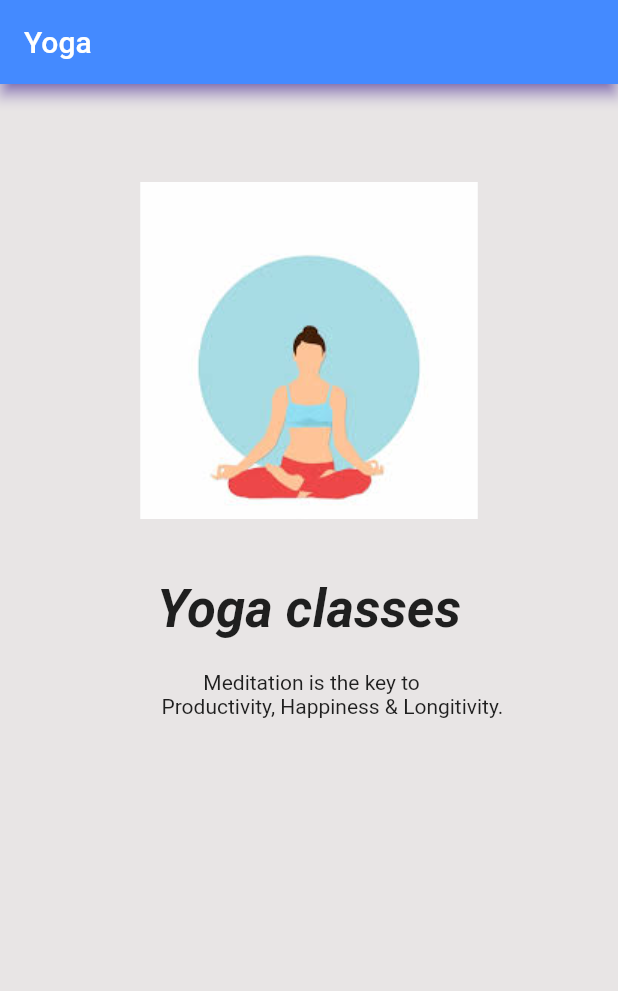
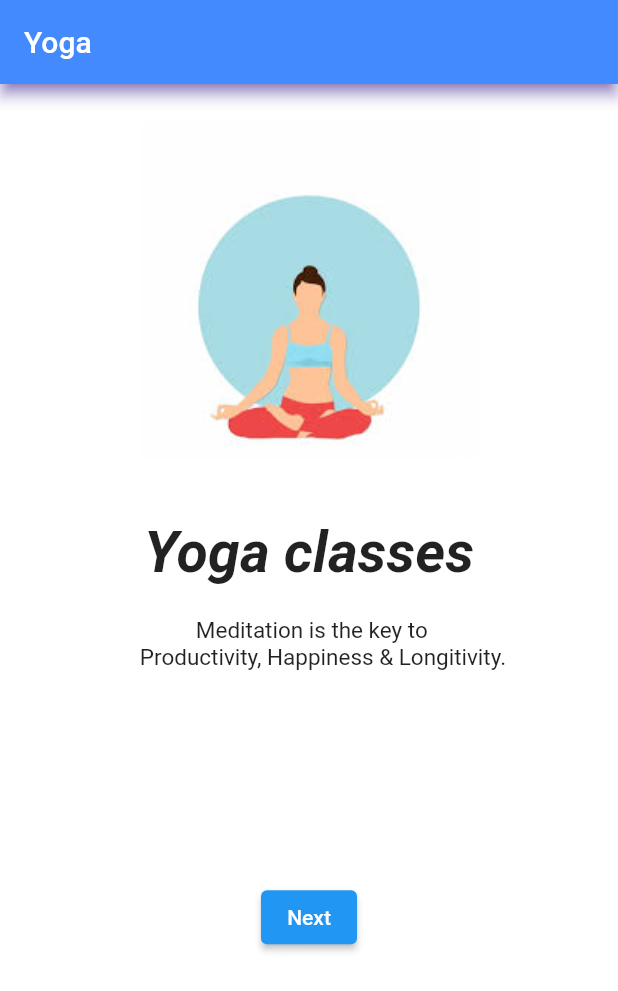
Before and after one commit to kirtijangid/yoga_app, a Flutter app: the screen it shows after launch, on a phone screen of 412 x 824 dp. Shown: the top 991 px of the screen. Run offline on Flutter 3.47's test engine with Material 2 defaults, Android fonts, the phone set to English and light mode, and no system bars.

Commit message:
adding button

```diff
--- a/lib/main.dart
+++ b/lib/main.dart
@@ -9,7 +9,7 @@ class MyApp extends StatelessWidget {
   Widget build(BuildContext context) {
     return MaterialApp(
         home: Scaffold(
-      backgroundColor: const Color.fromARGB(255, 232, 229, 229),
+      backgroundColor:  Colors.white,
       appBar: AppBar(
         backgroundColor: Colors.blueAccent,
         shadowColor: Color.fromARGB(255, 80, 27, 215),
@@ -25,7 +25,7 @@ class MyApp extends StatelessWidget {
             child: Column(
               children: [
                 Container(
-                  margin: EdgeInsets.only(top: 50, bottom: 20),
+                  margin: EdgeInsets.only(top: 10, bottom: 20),
                   alignment: Alignment.topCenter,
                   child: ClipRRect(
                     borderRadius: BorderRadiusDirectional.horizontal(),
@@ -40,7 +40,7 @@ class MyApp extends StatelessWidget {
                     child: Text(
                       'Yoga classes',
                       style: TextStyle(
-                          fontSize: 35,
+                          fontSize: 38,
                           fontStyle: FontStyle.italic,
                           fontWeight: FontWeight.bold),
                     ),
@@ -50,21 +50,51 @@ class MyApp extends StatelessWidget {
                   child: Column(
                     children: [
                   Container(
-                    margin: const EdgeInsets.only(top: 10, bottom: 150),
+                    margin: const EdgeInsets.only(top: 10, bottom: 50),
                     child: const Text(
                       ''' Meditation is the key to
-         Productivity, Happiness & Longitivity.''',
+     Productivity, Happiness & Longitivity.''',
                       textAlign: TextAlign.center,
+                      style: TextStyle(
+                        fontSize: 15,
+                      ),
                     ),
                   ),
               ]),
                 ),
               ]),
-        )
+        ),
+        Expanded(
+          child: Column(
+            children: [
+              Container(
+                margin: EdgeInsets.only(top: 20),
+                child:  ElevatedButton(
+                  child: Text('Next'),
+                onPressed: () {
+                  Navigator.push(
+    context,
+    MaterialPageRoute(builder: (context) => const Page2()),
+  );
+                }),
+              )
+            ],
+          ))
         ]),
           ),
         ],
       ),
+      resizeToAvoidBottomInset : false,
     ));
   }
 }
+
+class Page2 extends StatelessWidget {
+  const Page2({super.key});
+
+  @override
+  Widget build(BuildContext context) {
+    // TODO: implement build
+    throw UnimplementedError();
+  }
+}
```
